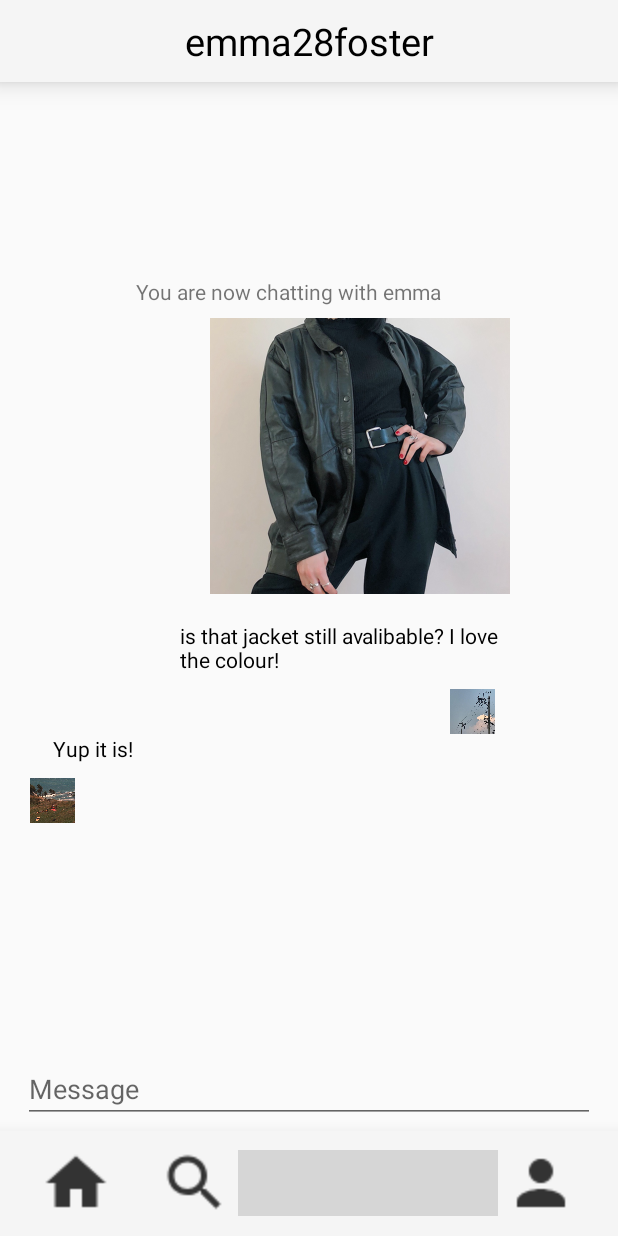
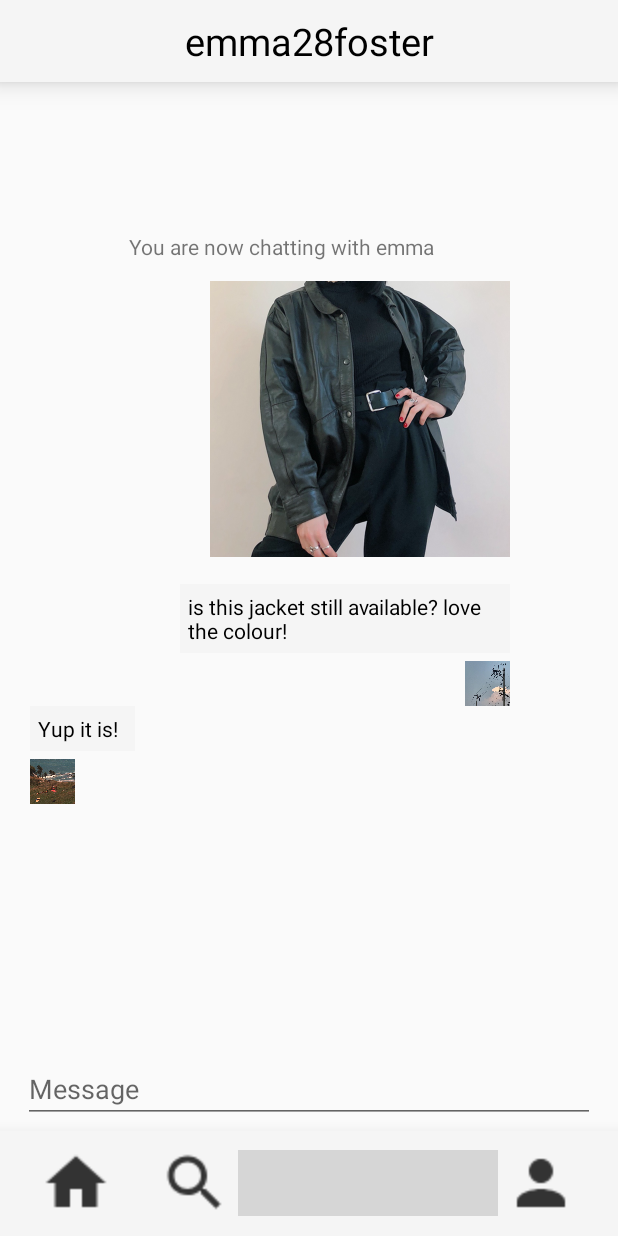
Before and after one commit to sliu7714/xenia_ellehacks, an Android app: the fragment ChatFragment placed in its activity, on a phone screen of 412 x 824 dp. Run offline under Robolectric (Android 15) with nearby library versions, the phone set to English and light mode, and no system bars; grey boxes are pictures that could not be loaded.

Commit message:
some changes to msg boxes in chat

```diff
--- a/app/src/main/java/com/example/ellehacks/ChatFragment.java
+++ b/app/src/main/java/com/example/ellehacks/ChatFragment.java
@@ -1,17 +1,23 @@
 package com.example.ellehacks;
 
 
+import android.graphics.Color;
 import android.os.Bundle;
 import android.support.v4.app.Fragment;
 import android.view.LayoutInflater;
 import android.view.View;
 import android.view.ViewGroup;
+import android.widget.RelativeLayout;
+import android.widget.TextView;
 
 
 /**
  * A simple {@link Fragment} subclass.
  */
 public class ChatFragment extends Fragment {
+
+    public TextView chat1;
+    public TextView chat2;
 
 
     public ChatFragment() {
@@ -23,7 +29,12 @@ public class ChatFragment extends Fragment {
     public View onCreateView(LayoutInflater inflater, ViewGroup container,
                              Bundle savedInstanceState) {
         // Inflate the layout for this fragment
-        return inflater.inflate(R.layout.fragment_chat, container, false);
+        View view = inflater.inflate(R.layout.fragment_chat, container, false);
+        chat1 = view.findViewById(R.id.text1);
+        chat2 = view.findViewById(R.id.text2);
+        chat1.setBackgroundColor(Color.parseColor("#E8E8E8"));
+        chat2.setBackgroundColor(Color.parseColor("#E8E8E8"));
+        return view;
     }
 
 }
--- a/app/src/main/res/layout/fragment_chat.xml
+++ b/app/src/main/res/layout/fragment_chat.xml
@@ -42,10 +42,11 @@
                 android:id="@+id/textView"
                 android:layout_width="wrap_content"
                 android:layout_height="wrap_content"
-                android:layout_marginLeft="90dp"
+                android:layout_marginLeft="85dp"
+                android:layout_marginBottom="5dp"
                 android:text="You are now chatting with emma"
                 android:textAlignment="center"
-                android:layout_marginTop="130dp" />
+                android:layout_marginTop="100dp" />
 
 
             <FrameLayout
@@ -66,21 +67,22 @@
                 android:backgroundTint="@color/Coral">
                 <TextView
                     android:id="@+id/text1"
-                    android:layout_width="230dp"
+                    android:layout_width="220dp"
                     android:layout_marginLeft="120dp"
                     android:layout_marginTop="10dp"
                     android:layout_height="wrap_content"
                     android:backgroundTint="@color/LightGrey"
-                    android:layout_marginBottom="10dp"
+                    android:layout_marginBottom="5dp"
+                    android:padding="5dp"
                     android:textColor="@color/Black"
-                    android:text="is that jacket still avalibable? I love the colour!"/>
+                    android:text="is this jacket still available? love the colour!"/>
 
             </RelativeLayout>
 
             <ImageView
                 android:layout_width="30dp"
                 android:layout_height="30dp"
-                android:layout_marginLeft="300dp"
+                android:layout_marginLeft="310dp"
                 android:src="@drawable/album_4"/>
 
 
@@ -91,11 +93,12 @@
                 android:backgroundTint="@color/Coral">
                 <TextView
                     android:id="@+id/text2"
-                    android:layout_width="220dp"
-                    android:layout_marginLeft="35dp"
+                    android:layout_width="70dp"
+                    android:layout_marginLeft="20dp"
                     android:layout_height="wrap_content"
                     android:backgroundTint="@color/LightGrey"
-                    android:layout_marginBottom="10dp"
+                    android:layout_marginBottom="5dp"
+                    android:padding="5dp"
                     android:textColor="@color/Black"
                     android:text="Yup it is!"/>
 
```
